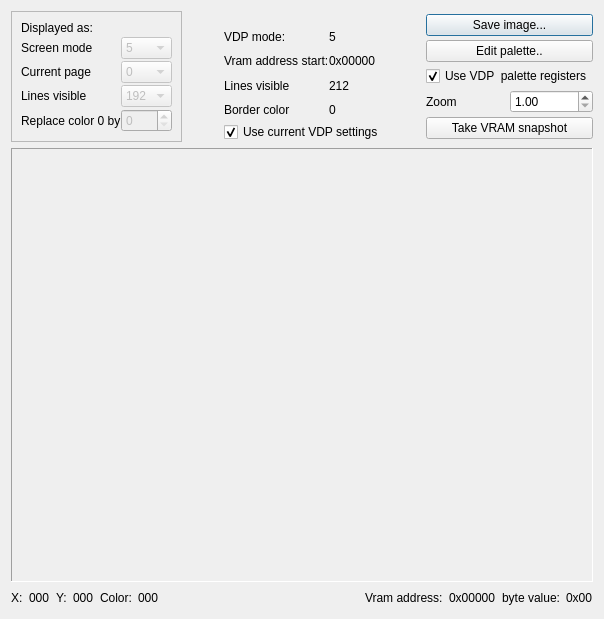
The window that src/BitMapViewer.ui (openMSX/debugger) describes before a commit, drawn with Qt 5.
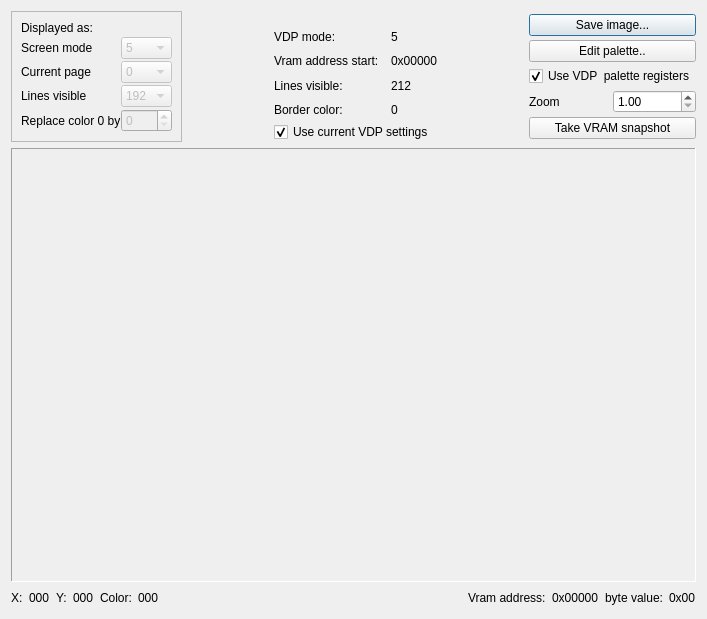
The same window after the commit.

Commit message: Allow BitmapViewer to display expanded VRAM data

Patch:
```diff
--- a/src/BitMapViewer.ui
+++ b/src/BitMapViewer.ui
@@ -5,7 +5,7 @@
    <rect>
     <x>0</x>
     <y>0</y>
-    <width>604</width>
+    <width>707</width>
     <height>619</height>
    </rect>
   </property>
@@ -206,6 +206,9 @@
           <layout class="QVBoxLayout" name="verticalLayout_2" >
            <item>
             <layout class="QGridLayout" name="gridLayout_2" >
+             <property name="horizontalSpacing" >
+              <number>12</number>
+             </property>
              <item row="3" column="1" >
               <widget class="QLabel" name="borderLabel" >
                <property name="text" >
@@ -216,7 +219,7 @@
              <item row="3" column="0" >
               <widget class="QLabel" name="label_11" >
                <property name="text" >
-                <string>Border color</string>
+                <string>Border color:</string>
                </property>
               </widget>
              </item>
@@ -244,7 +247,7 @@
              <item row="2" column="0" >
               <widget class="QLabel" name="label_7" >
                <property name="text" >
-                <string>Lines visible</string>
+                <string>Lines visible:</string>
                </property>
               </widget>
              </item>
@@ -408,7 +411,7 @@
      <widget class="QWidget" name="scrollAreaWidgetContents" >
       <property name="geometry" >
        <rect>
-        <x>38</x>
+        <x>85</x>
         <y>0</y>
         <width>508</width>
         <height>420</height>
```
Left out of the diff: 23 changed lines with no effect on the pictures. The commit also changes 2 other files.
